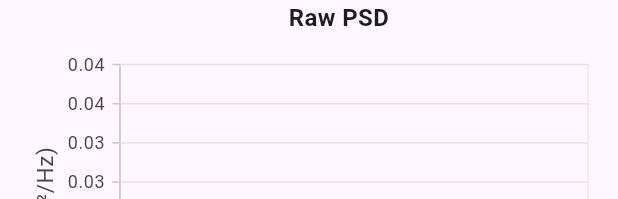
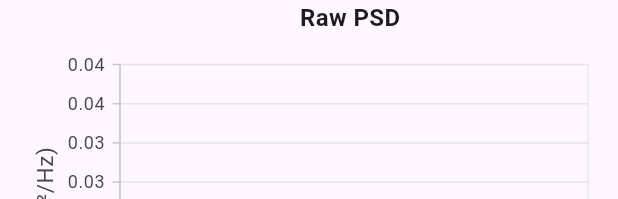
Before and after one commit to KU-BrainLab/oneclick_front, a Flutter app: the DefaultLineChart widget shown alone on an empty page, opened directly with empty values, on a phone screen of 412 x 824 dp. Shown: the top 199 px of the screen. Run offline on Flutter 3.47's test engine with Material 3 defaults, Android fonts, the light colour scheme and no system bars; our stand-ins replace fl_chart, flutter_svg, go_router, hive, hive_flutter, syncfusion_flutter_charts; accounts and stored records are empty; network calls fail; Roboto replaces fonts that are missing (DotumBold).

Commit message:
fix: hrv 테스트 각 검사지표 & 차트 ui 수정
- 검사지표가 구분 될 수 있게 공백 추가
- 추후 검사 차트 끼리 테두리 추가 예정

```diff
--- a/lib/page/login_page.dart
+++ b/lib/page/login_page.dart
@@ -138,7 +138,7 @@ class _LoginPageState extends State<LoginPage> {
           const SizedBox(height: 20),
         Container(
           child: Text(
-            'last update: 2025.09.17',
+            'last update: 2025.09.19',
             style: TextStyle(
               color: Colors.grey[600],
               fontSize: 12,
--- a/lib/widget/page1/default_line_chart.dart
+++ b/lib/widget/page1/default_line_chart.dart
@@ -22,7 +22,7 @@ class DefaultLineChart extends StatelessWidget {
       children: [
         Row(
           children: [
-            const SizedBox(width: 40),
+            const SizedBox(width: 55),
             Expanded(
               child: Text(
                 'Raw PSD',
--- a/lib/widget/page1/page1_tab1.dart
+++ b/lib/widget/page1/page1_tab1.dart
@@ -22,6 +22,7 @@ class Page1Tab1 extends StatelessWidget {
       child: Column(
         crossAxisAlignment: CrossAxisAlignment.stretch,
         children: [
+          const SizedBox(height: 30),
           Row(
             crossAxisAlignment: CrossAxisAlignment.start,
             mainAxisAlignment: MainAxisAlignment.spaceAround,
@@ -30,8 +31,9 @@ class Page1Tab1 extends StatelessWidget {
               FrequencyDomainWidget(model: page1TabModel),
             ],
           ),
-          const SizedBox(height: 20),
+          const SizedBox(height: 50),
           DefaultLineChart(model: page1TabModel.graph1model),
+          const SizedBox(height: 50),
           Row(
             children: [
               const SizedBox(width: 40),
@@ -51,6 +53,7 @@ class Page1Tab1 extends StatelessWidget {
             padding: const EdgeInsets.all(10),
             child: Image.network("$BASE_URL${page1TabModel.heart_rate}", width: 500),
           ),
+          const SizedBox(height: 50),
           Padding(
             padding: const EdgeInsets.all(20),
             child: Image.network("$BASE_URL${page1TabModel.comparison}", width: 500),
```
